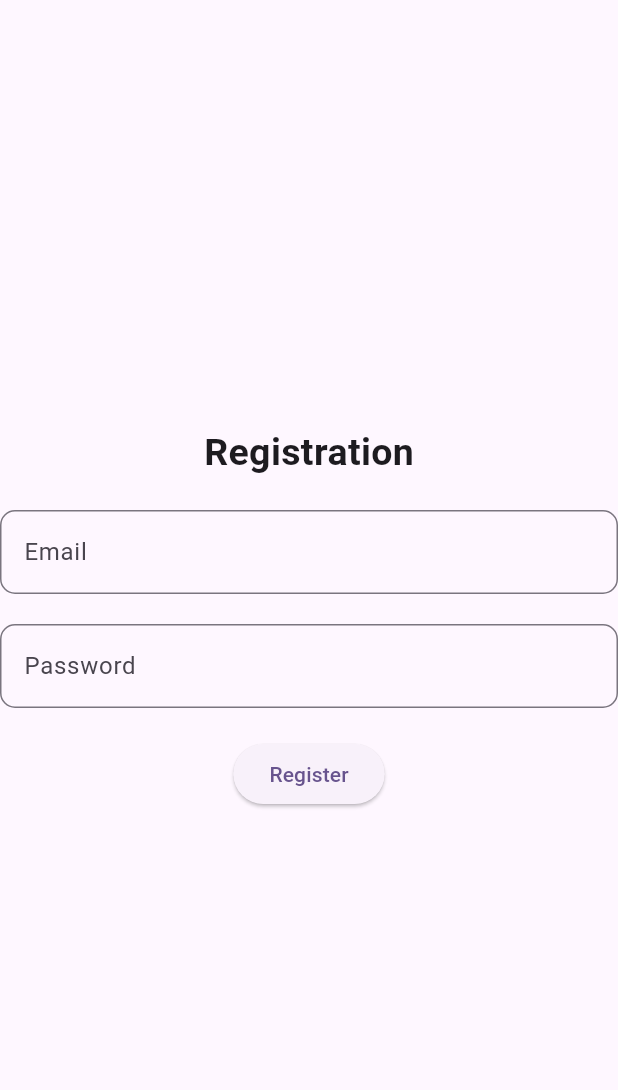
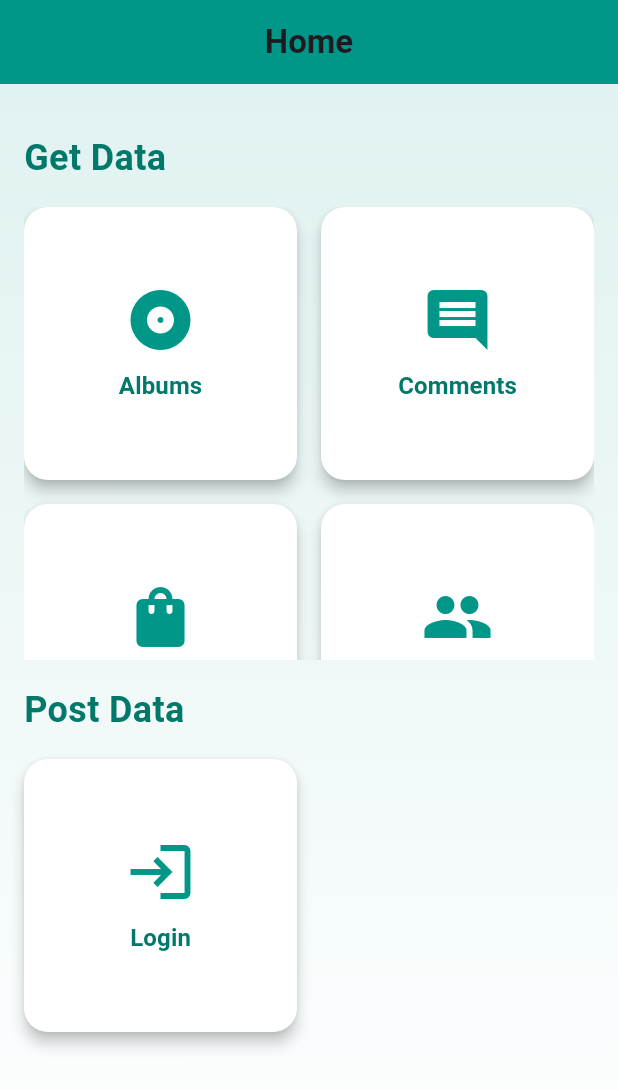
Before and after one commit to ShnAhmad/Rest-API-s, a Flutter app: the screen it shows after launch, on a phone screen of 412 x 824 dp. Shown: the top 1090 px of the screen. Run offline on Flutter 3.47's test engine with Material 3 defaults, Android fonts, the phone set to English and light mode, and no system bars; our stand-ins replace loading_animation_widget.

Commit message:
Designing home page

```diff
--- a/lib/PostApis/register_screen.dart
+++ b/lib/PostApis/login_screen.dart
@@ -1,30 +1,33 @@
+// ignore_for_file: avoid_print
+
 import 'dart:convert';
 
 import 'package:flutter/material.dart';
 import 'package:http/http.dart';
 
-class RegisterScreen extends StatefulWidget {
-  const RegisterScreen({super.key});
+class LoginScreen extends StatefulWidget {
+  const LoginScreen({super.key});
 
   @override
-  State<RegisterScreen> createState() => _RegisterScreenState();
+  State<LoginScreen> createState() => _LoginScreenState();
 }
 
-class _RegisterScreenState extends State<RegisterScreen> {
+//login:eve.holt@reqres.in
+//password: "cityslicka"
+class _LoginScreenState extends State<LoginScreen> {
   final _formKey = GlobalKey<FormState>();
   String? _email, _password;
 
-  void signUp() async {
+  void signIn() async {
     if (_formKey.currentState!.validate()) {
       _formKey.currentState!.save();
       try {
-        Response response = await post(
-            Uri.parse('https://reqres.in/api/register'),
+        Response response = await post(Uri.parse('https://reqres.in/api/login'),
             body: {'email': _email, 'password': _password});
         if (response.statusCode == 200) {
           var data = jsonDecode(response.body.toString());
           print(data['token']);
-          print('Register successfully');
+          print('Login successfully');
         } else {
           print("failed");
         }
@@ -37,11 +40,14 @@ class _RegisterScreenState extends State<RegisterScreen> {
   @override
   Widget build(BuildContext context) {
     return Scaffold(
+      appBar: AppBar(
+        title: Text('Login'),
+      ),
       body: Column(
         mainAxisAlignment: MainAxisAlignment.center,
         children: [
           const Text(
-            'Registration',
+            'Login',
             style: TextStyle(fontSize: 25, fontWeight: FontWeight.bold),
           ),
           const SizedBox(
@@ -78,8 +84,8 @@ class _RegisterScreenState extends State<RegisterScreen> {
                 ),
                 const SizedBox(height: 20),
                 ElevatedButton(
-                  onPressed: signUp,
-                  child: const Text('Register'),
+                  onPressed: signIn,
+                  child: const Text('Login'),
                 ),
               ],
             ),
--- /dev/null
+++ b/lib/components/navigation_button.dart
@@ -0,0 +1,27 @@
+import 'package:flutter/material.dart';
+
+class NavigationButton extends StatelessWidget {
+  final String buttonText;
+  final Widget screen;
+
+  const NavigationButton({
+    super.key,
+    required this.buttonText,
+    required this.screen,
+  });
+
+  @override
+  Widget build(BuildContext context) {
+    return ElevatedButton(
+      onPressed: () {
+        Navigator.push(
+          context,
+          MaterialPageRoute(
+            builder: (context) => screen,
+          ),
+        );
+      },
+      child: Text(buttonText),
+    );
+  }
+}
--- /dev/null
+++ b/lib/home_screen.dart
@@ -0,0 +1,141 @@
+import 'package:flutter/material.dart';
+import 'package:rest_apis/GetApis/album_screen.dart';
+import 'package:rest_apis/GetApis/comments_screen.dart';
+import 'package:rest_apis/GetApis/product_screen.dart';
+import 'package:rest_apis/GetApis/user_screen.dart';
+import 'package:rest_apis/PostApis/login_screen.dart';
+import 'package:rest_apis/components/navigation_button.dart';
+
+import 'package:flutter/material.dart';
+
+class HomeScreen extends StatelessWidget {
+  @override
+  Widget build(BuildContext context) {
+    return Scaffold(
+      appBar: AppBar(
+        title:
+            const Text('Home', style: TextStyle(fontWeight: FontWeight.bold)),
+        centerTitle: true,
+        elevation: 0,
+        backgroundColor: Colors.teal,
+      ),
+      body: Container(
+        decoration: BoxDecoration(
+          gradient: LinearGradient(
+            begin: Alignment.topCenter,
+            end: Alignment.bottomCenter,
+            colors: [Colors.teal.shade50, Colors.white],
+          ),
+        ),
+        child: Padding(
+          padding: const EdgeInsets.all(16.0),
+          child: Column(
+            crossAxisAlignment: CrossAxisAlignment.stretch,
+            children: [
+              _buildSectionTitle('Get Data'),
+              Expanded(
+                child: GridView.count(
+                  crossAxisCount: 2,
+                  mainAxisSpacing: 16,
+                  crossAxisSpacing: 16,
+                  children: [
+                    GridButton(
+                        text: 'Albums',
+                        icon: Icons.album,
+                        screen: AlbumScreen()),
+                    GridButton(
+                        text: 'Comments',
+                        icon: Icons.comment,
+                        screen: CommentsScreen()),
+                    GridButton(
+                        text: 'Products',
+                        icon: Icons.shopping_bag,
+                        screen: ProductScreen()),
+                    GridButton(
+                        text: 'Users',
+                        icon: Icons.people,
+                        screen: UserScreen()),
+                  ],
+                ),
+              ),
+              _buildSectionTitle('Post Data'),
+              Expanded(
+                child: GridView.count(
+                  crossAxisCount: 2,
+                  mainAxisSpacing: 16,
+                  crossAxisSpacing: 16,
+                  children: [
+                    GridButton(
+                        text: 'Login',
+                        icon: Icons.login,
+                        screen: LoginScreen()),
+                    // Add more post data options here in the future
+                    // GridButton(text: 'Register', icon: Icons.person_add, screen: RegisterScreen()),
+                    // GridButton(text: 'Create Post', icon: Icons.post_add, screen: CreatePostScreen()),
+                    // GridButton(text: 'Upload', icon: Icons.upload_file, screen: UploadScreen()),
+                  ],
+                ),
+              ),
+            ],
+          ),
+        ),
+      ),
+    );
+  }
+
+  Widget _buildSectionTitle(String title) {
+    return Padding(
+      padding: const EdgeInsets.symmetric(vertical: 16.0),
+      child: Text(
+        title,
+        style: TextStyle(
+          fontSize: 24,
+          fontWeight: FontWeight.bold,
+          color: Colors.teal.shade700,
+        ),
+      ),
+    );
+  }
+}
+
+class GridButton extends StatelessWidget {
+  final String text;
+  final IconData icon;
+  final Widget screen;
+
+  const GridButton({
+    Key? key,
+    required this.text,
+    required this.icon,
+    required this.screen,
+  }) : super(key: key);
+
+  @override
+  Widget build(BuildContext context) {
+    return ElevatedButton(
+      onPressed: () {
+        Navigator.push(
+          context,
+          MaterialPageRoute(builder: (context) => screen),
+        );
+      },
+      style: ElevatedButton.styleFrom(
+        foregroundColor: Colors.teal.shade700,
+        backgroundColor: Colors.white,
+        elevation: 4,
+        shape: RoundedRectangleBorder(
+          borderRadius: BorderRadius.circular(16),
+        ),
+      ),
+      child: Column(
+        mainAxisAlignment: MainAxisAlignment.center,
+        children: [
+          Icon(icon, size: 48, color: Colors.teal),
+          SizedBox(height: 8),
+          Text(text,
+              style: TextStyle(fontSize: 16, fontWeight: FontWeight.bold)),
+        ],
+      ),
+    );
+  }
+}
--- a/lib/main.dart
+++ b/lib/main.dart
@@ -4,7 +4,8 @@ import 'package:rest_apis/GetApis/comments_screen.dart';
 import 'package:rest_apis/GetApis/product_screen.dart';
 import 'package:rest_apis/GetApis/user_screen.dart';
 import 'package:rest_apis/GetApis/user_without_model.dart';
-import 'package:rest_apis/PostApis/register_screen.dart';
+import 'package:rest_apis/PostApis/login_screen.dart';
+import 'package:rest_apis/home_screen.dart';
 
 void main() {
   runApp(const MyApp());
@@ -21,7 +22,7 @@ class MyApp extends StatelessWidget {
         colorScheme: ColorScheme.fromSeed(seedColor: Colors.deepPurple),
         useMaterial3: true,
       ),
-      home: const RegisterScreen(),
+      home: HomeScreen(),
     );
   }
 }
```
Also changed, not shown: lib/PostApis/home_screen.dart (deleted), lib/PostApis/loginscreen.dart (deleted).
